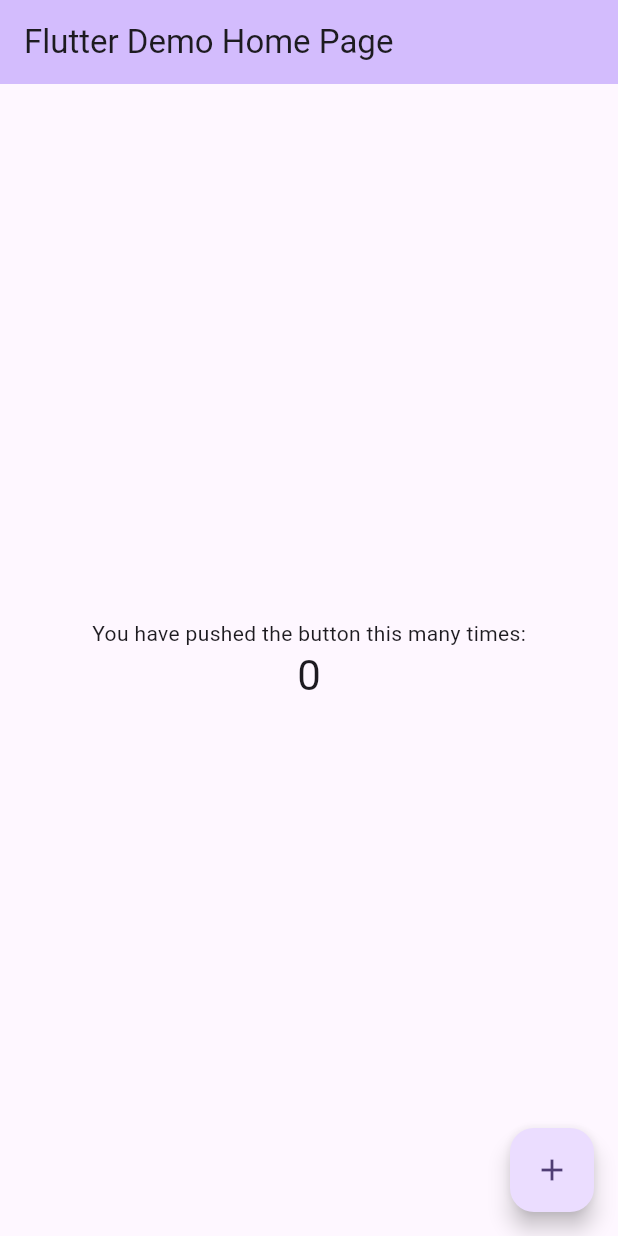
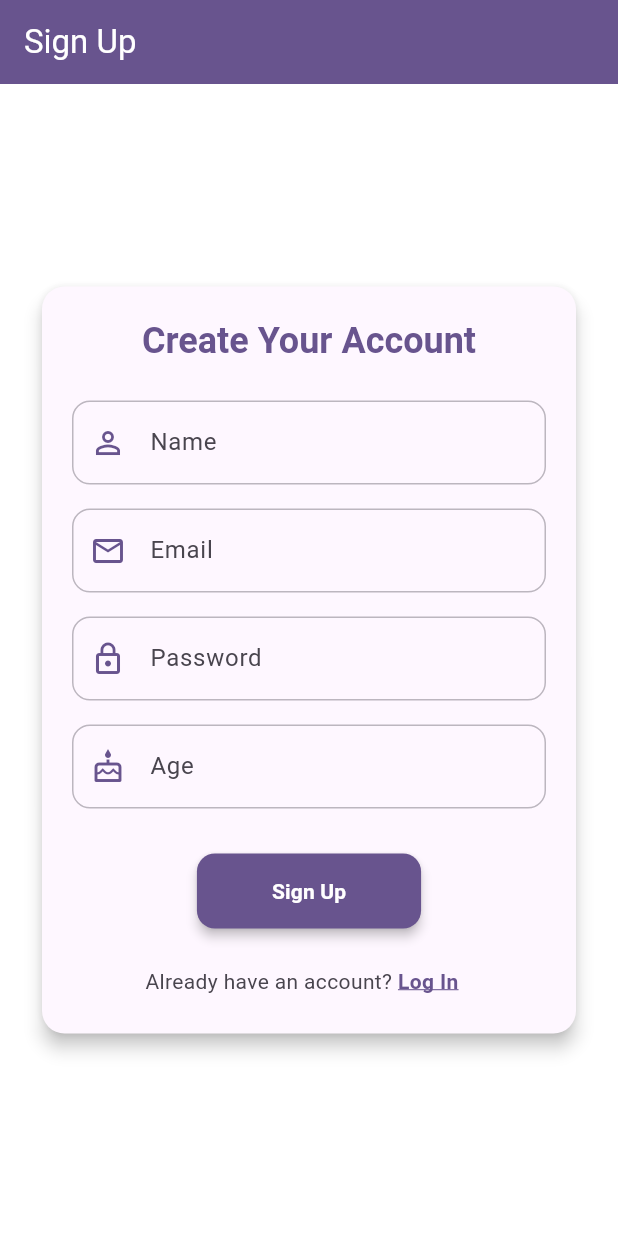
Before and after one commit to ombhut175/demo_flutter, a Flutter app: the screen it shows after launch, on a phone screen of 412 x 824 dp. Run offline on Flutter 3.47's test engine with Material 3 defaults, Android fonts, the phone set to English and light mode, and no system bars; our stand-ins replace cloud_firestore, firebase_auth, firebase_core, flutter_easyloading; accounts and stored records are empty.

Commit message:
feat(auth): add sign-up functionality with Firebase integration
- Implement sign-up page with form validation and Firebase Auth integration
- Add helper functions for navigation and error handling
- Include UI utilities for progress loading and error dialogs
- Update dependencies to include flutter_easyloading for loading indicators
- Configure Firebase and Android build settings for authentication

```diff
--- /dev/null
+++ b/lib/auth/sign_up.dart
@@ -0,0 +1,292 @@
+import 'package:demo_flutter/services/functions/authFunctions.dart';
+import 'package:flutter/material.dart';
+import 'package:flutter/services.dart';
+
+class SignUpPage extends StatefulWidget {
+  const SignUpPage({super.key});
+
+  @override
+  State<SignUpPage> createState() => _SignUpPageState();
+}
+
+class _SignUpPageState extends State<SignUpPage> {
+  final _formKey = GlobalKey<FormState>();
+  final TextEditingController _nameController = TextEditingController();
+  final TextEditingController _emailController = TextEditingController();
+  final TextEditingController _passwordController = TextEditingController();
+  final TextEditingController _ageController = TextEditingController();
+
+  String? _validateName(String? value) {
+    if (value == null || value.isEmpty) {
+      return 'Please enter your name';
+    }
+    if (value.length < 2) {
+      return 'Name must be at least 2 characters long';
+    }
+    return null;
+  }
+
+  String? _validateEmail(String? value) {
+    if (value == null || value.isEmpty) {
+      return 'Please enter your email';
+    }
+    final emailRegex = RegExp(r'^[^@]+@[^@]+\.[^@]+');
+    if (!emailRegex.hasMatch(value)) {
+      return 'Enter a valid email address';
+    }
+    return null;
+  }
+
+  String? _validatePassword(String? value) {
+    if (value == null || value.isEmpty) {
+      return 'Please enter your password';
+    }
+    if (value.length < 6) {
+      return 'Password must be at least 6 characters long';
+    }
+    return null;
+  }
+
+  String? _validateAge(String? value) {
+    if (value == null || value.isEmpty) {
+      return 'Please enter your age';
+    }
+    final age = int.tryParse(value);
+    if (age == null) {
+      return 'Please enter a valid number for age';
+    }
+    if (age <= 18) {
+      return 'Age must be greater than 18';
+    }
+    return null;
+  }
+
+  void _signUp() {
+    if (_formKey.currentState!.validate()) {
+      ScaffoldMessenger.of(context).showSnackBar(
+        const SnackBar(content: Text('Processing Sign Up')),
+      );
+
+      handleSignUp(
+          context: context,
+          email: _emailController.text.trim(),
+          password: _passwordController.text.trim(),
+          name: _nameController.text.trim(),
+          age: int.parse(_ageController.text.trim()));
+    }
+  }
+
+  @override
+  Widget build(BuildContext context) {
+    final theme = Theme.of(context);
+    final colorScheme = theme.colorScheme;
+
+    return Scaffold(
+      backgroundColor: colorScheme.surfaceContainerLowest,
+      // Light background for the page
+      appBar: AppBar(
+        title: const Text('Sign Up'),
+        elevation: 1,
+        // Add a slight elevation for definition
+        backgroundColor: colorScheme.primary,
+        // Use primary color for AppBar background
+        foregroundColor: colorScheme
+            .onPrimary, // Ensure text/icons on AppBar are contrasting
+      ),
+      body: SafeArea(
+        child: Center(
+          child: SingleChildScrollView(
+            padding: const EdgeInsets.all(24.0),
+            child: Card(
+              elevation: 5,
+              shape: RoundedRectangleBorder(
+                borderRadius: BorderRadius.circular(15.0),
+              ),
+              color: colorScheme.surface, // Card background color
+              child: Padding(
+                padding: const EdgeInsets.all(20.0),
+                child: Form(
+                  key: _formKey,
+                  child: Column(
+                    mainAxisSize: MainAxisSize.min,
+                    children: <Widget>[
+                      Text(
+                        'Create Your Account', // Slightly more engaging title
+                        style: theme.textTheme.headlineSmall?.copyWith(
+                          fontWeight: FontWeight.bold,
+                          color: colorScheme.primary,
+                        ),
+                      ),
+                      const SizedBox(height: 24),
+                      TextFormField(
+                        controller: _nameController,
+                        decoration: InputDecoration(
+                          labelText: 'Name',
+                          hintText: 'Enter your full name',
+                          prefixIcon: Icon(Icons.person_outline,
+                              color: colorScheme.primary),
+                          border: OutlineInputBorder(
+                            borderRadius: BorderRadius.circular(12.0),
+                          ),
+                          focusedBorder: OutlineInputBorder(
+                            borderRadius: BorderRadius.circular(12.0),
+                            borderSide: BorderSide(
+                                color: colorScheme.primary, width: 2.0),
+                          ),
+                          enabledBorder: OutlineInputBorder(
+                            borderRadius: BorderRadius.circular(12.0),
+                            borderSide: BorderSide(
+                                color: colorScheme.outline.withOpacity(0.5)),
+                          ),
+                        ),
+                        validator: _validateName,
+                      ),
+                      const SizedBox(height: 16),
+                      TextFormField(
+                        controller: _emailController,
+                        decoration: InputDecoration(
+                          labelText: 'Email',
+                          hintText: 'Enter your email address',
+                          prefixIcon: Icon(Icons.email_outlined,
+                              color: colorScheme.primary),
+                          border: OutlineInputBorder(
+                            borderRadius: BorderRadius.circular(12.0),
+                          ),
+                          focusedBorder: OutlineInputBorder(
+                            borderRadius: BorderRadius.circular(12.0),
+                            borderSide: BorderSide(
+                                color: colorScheme.primary, width: 2.0),
+                          ),
+                          enabledBorder: OutlineInputBorder(
+                            borderRadius: BorderRadius.circular(12.0),
+                            borderSide: BorderSide(
+                                color: colorScheme.outline.withOpacity(0.5)),
+                          ),
+                        ),
+                        keyboardType: TextInputType.emailAddress,
+                        validator: _validateEmail,
+                      ),
+                      const SizedBox(height: 16),
+                      TextFormField(
+                        controller: _passwordController,
+                        decoration: InputDecoration(
+                          labelText: 'Password',
+                          hintText: 'Enter your password',
+                          prefixIcon: Icon(Icons.lock_outline,
+                              color: colorScheme.primary),
+                          border: OutlineInputBorder(
+                            borderRadius: BorderRadius.circular(12.0),
+                          ),
+                          focusedBorder: OutlineInputBorder(
+                            borderRadius: BorderRadius.circular(12.0),
+                            borderSide: BorderSide(
+                                color: colorScheme.primary, width: 2.0),
+                          ),
+                          enabledBorder: OutlineInputBorder(
+                            borderRadius: BorderRadius.circular(12.0),
+                            borderSide: BorderSide(
+                                color: colorScheme.outline.withOpacity(0.5)),
+                          ),
+                        ),
+                        obscureText: true,
+                        validator: _validatePassword,
+                      ),
+                      const SizedBox(height: 16),
+                      TextFormField(
+                        controller: _ageController,
+                        decoration: InputDecoration(
+                          labelText: 'Age',
+                          hintText: 'Enter your age',
+                          prefixIcon: Icon(Icons.cake_outlined,
+                              color: colorScheme.primary),
+                          border: OutlineInputBorder(
+                            borderRadius: BorderRadius.circular(12.0),
+                          ),
+                          focusedBorder: OutlineInputBorder(
+                            borderRadius: BorderRadius.circular(12.0),
+                            borderSide: BorderSide(
+                                color: colorScheme.primary, width: 2.0),
+                          ),
+                          enabledBorder: OutlineInputBorder(
+                            borderRadius: BorderRadius.circular(12.0),
+                            borderSide: BorderSide(
+                                color: colorScheme.outline.withOpacity(0.5)),
+                          ),
+                        ),
+                        keyboardType: TextInputType.number,
+                        inputFormatters: <TextInputFormatter>[
+                          FilteringTextInputFormatter.digitsOnly
+                        ],
+                        validator: _validateAge,
+                      ),
+                      const SizedBox(height: 30),
+                      ElevatedButton(
+                        onPressed: _signUp,
+                        style: ElevatedButton.styleFrom(
+                          backgroundColor: colorScheme.primary, // Button background color
+                          foregroundColor: colorScheme.onPrimary, // Button text color
+                          padding: const EdgeInsets.symmetric(horizontal: 50, vertical: 15),
+                          textStyle: theme.textTheme.labelLarge?.copyWith(
+                            fontWeight: FontWeight.bold,
+                          ),
+                          shape: RoundedRectangleBorder(
+                            borderRadius: BorderRadius.circular(12.0),
+                          ),
+                          elevation: 3, // Add some elevation to the button
+                        ),
+                        child: const Text('Sign Up'),
+                      ),
+                      const SizedBox(height: 20), // Add some space before the new text
+                      Row(
+                        mainAxisAlignment: MainAxisAlignment.center,
+                        children: [
+                          Text(
+                            "Already have an account? ",
+                            style: theme.textTheme.bodyMedium?.copyWith(
+                              color: colorScheme.onSurfaceVariant,
+                            ),
+                          ),
+                          TextButton(
+                            onPressed: () {
+                              // TODO: Navigate to Login Page
+                              print('Navigate to Login Page');
+                              // Example: Navigator.push(context, MaterialPageRoute(builder: (context) => LoginPage()));
+                            },
+                            style: TextButton.styleFrom(
+                              padding: EdgeInsets.zero,
+                              minimumSize: const Size(50, 30), // Adjust size as needed
+                              tapTargetSize: MaterialTapTargetSize.shrinkWrap,
+                              alignment: Alignment.centerLeft,
+                            ),
+                            child: Text(
+                              'Log In',
+                              style: theme.textTheme.bodyMedium?.copyWith(
+                                fontWeight: FontWeight.bold,
+                                color: colorScheme.primary,
+                                decoration: TextDecoration.underline,
+                                decorationColor: colorScheme.primary,
+                              ),
+                            ),
+                          ),
+                        ],
+                      ),
+                    ],
+                  ),
+                ),
+              ),
+            ),
+          ),
+        ),
+      ),
+    );
+  }
+
+  @override
+  void dispose() {
+    _nameController.dispose();
+    _emailController.dispose();
+    _passwordController.dispose();
+    _ageController.dispose();
+    super.dispose();
+  }
+}
--- a/lib/main.dart
+++ b/lib/main.dart
@@ -1,6 +1,10 @@
+import 'package:demo_flutter/auth/sign_up.dart';
 import 'package:demo_flutter/firebase_options.dart';
+import 'package:demo_flutter/utils/ui.dart';
+import 'package:firebase_auth/firebase_auth.dart';
 import 'package:firebase_core/firebase_core.dart';
 import 'package:flutter/material.dart';
+import 'package:flutter_easyloading/flutter_easyloading.dart';
 
 Future<void> main() async {
   WidgetsFlutterBinding.ensureInitialized();
@@ -9,7 +13,32 @@ Future<void> main() async {
     options: DefaultFirebaseOptions.currentPlatform,
   );
 
+  // await FirebaseAuth.instance.setPersistence(Persistence.LOCAL); // Remove this line
+
   runApp(const MyApp());
+  configLoading();
+}
+
+void configLoading() {
+  EasyLoading.instance
+    ..indicatorType = EasyLoadingIndicatorType.ring
+    ..loadingStyle = EasyLoadingStyle.custom
+    ..backgroundColor = Colors.black.withAlpha(153) // 0.6 * 255 ≈ 153
+    ..indicatorColor = Colors.white
+    ..textColor = Colors.white
+    ..maskColor = Colors.black.withAlpha(128) // 0.5 * 255 ≈ 128
+    ..userInteractions = false
+    ..dismissOnTap = false
+    ..indicatorSize = 70.0
+    ..radius = 15.0
+    ..textStyle = const TextStyle(
+      fontSize: 16,
+      fontWeight: FontWeight.bold,
+      fontFamily: 'Arial',
+      letterSpacing: 1.2,
+      color: Colors.white,
+    )
+    ..animationStyle = EasyLoadingAnimationStyle.scale;
 }
 
 class MyApp extends StatelessWidget {
@@ -19,115 +48,27 @@ class MyApp extends StatelessWidget {
   @override
   Widget build(BuildContext context) {
     return MaterialApp(
-      title: 'Flutter Demo',
+      title: 'Flutter Demo',      debugShowCheckedModeBanner: false,
+      builder: EasyLoading.init(),
       theme: ThemeData(
-        // This is the theme of your application.
-        //
-        // TRY THIS: Try running your application with "flutter run". You'll see
-        // the application has a purple toolbar. Then, without quitting the app,
-        // try changing the seedColor in the colorScheme below to Colors.green
-        // and then invoke "hot reload" (save your changes or press the "hot
-        // reload" button in a Flutter-supported IDE, or press "r" if you used
-        // the command line to start the app).
-        //
-        // Notice that the counter didn't reset back to zero; the application
-        // state is not lost during the reload. To reset the state, use hot
-        // restart instead.
-        //
-        // This works for code too, not just values: Most code changes can be
-        // tested with just a hot reload.
         colorScheme: ColorScheme.fromSeed(seedColor: Colors.deepPurple),
         useMaterial3: true,
       ),
-      home: const MyHomePage(title: 'Flutter Demo Home Page'),
+      home: StreamBuilder(
+        stream: FirebaseAuth.instance.authStateChanges(),
+        builder: (context, snapshot) {
+          print("::: main stream builder :::");
+          print(snapshot);
+
+          if (snapshot.connectionState == ConnectionState.waiting) {
+            return getCircularProgressIndicator();
+          }
+          if (snapshot.hasData) {
+            return const Placeholder();
+          }
+          return const SignUpPage();
+        },
+      ),
     );
   }
 }
-
-class MyHomePage extends StatefulWidget {
-  const MyHomePage({super.key, required this.title});
-
-  // This widget is the home page of your application. It is stateful, meaning
-  // that it has a State object (defined below) that contains fields that affect
-  // how it looks.
-
-  // This class is the configuration for the state. It holds the values (in this
-  // case the title) provided by the parent (in this case the App widget) and
-  // used by the build method of the State. Fields in a Widget subclass are
-  // always marked "final".
-
-  final String title;
-
-  @override
-  State<MyHomePage> createState() => _MyHomePageState();
-}
-
-class _MyHomePageState extends State<MyHomePage> {
-  int _counter = 0;
-
-  void _incrementCounter() {
-    setState(() {
-      // This call to setState tells the Flutter framework that something has
-      // changed in this State, which causes it to rerun the build method below
-      // so that the display can reflect the updated values. If we changed
-      // _counter without calling setState(), then the build method would not be
-      // called again, and so nothing would appear to happen.
-      _counter++;
-    });
-  }
-
-  @override
-  Widget build(BuildContext context) {
-    // This method is rerun every time setState is called, for instance as done
-    // by the _incrementCounter method above.
-    //
-    // The Flutter framework has been optimized to make rerunning build methods
-    // fast, so that you can just rebuild anything that needs updating rather
-    // than having to individually change instances of widgets.
-    return Scaffold(
-      appBar: AppBar(
-        // TRY THIS: Try changing the color here to a specific color (to
-        // Colors.amber, perhaps?) and trigger a hot reload to see the AppBar
-        // change color while the other colors stay the same.
-        backgroundColor: Theme.of(context).colorScheme.inversePrimary,
-        // Here we take the value from the MyHomePage object that was created by
-        // the App.build method, and use it to set our appbar title.
-        title: Text(widget.title),
-      ),
-      body: Center(
-        // Center is a layout widget. It takes a single child and positions it
-        // in the middle of the parent.
-        child: Column(
-          // Column is also a layout widget. It takes a list of children and
-          // arranges them vertically. By default, it sizes itself to fit its
-          // children horizontally, and tries to be as tall as its parent.
-          //
-          // Column has various properties to control how it sizes itself and
-          // how it positions its children. Here we use mainAxisAlignment to
-          // center the children vertically; the main axis here is the vertical
-          // axis because Columns are vertical (the cross axis would be
-          // horizontal).
-          //
-          // TRY THIS: Invoke "debug painting" (choose the "Toggle Debug Paint"
-          // action in the IDE, or press "p" in the console), to see the
-          // wireframe for each widget.
-          mainAxisAlignment: MainAxisAlignment.center,
-          children: <Widget>[
-            const Text(
-              'You have pushed the button this many times:',
-            ),
-            Text(
-              '$_counter',
-              style: Theme.of(context).textTheme.headlineMedium,
-            ),
-          ],
-        ),
-      ),
-      floatingActionButton: FloatingActionButton(
-        onPressed: _incrementCounter,
-        tooltip: 'Increment',
-        child: const Icon(Icons.add),
-      ), // This trailing comma makes auto-formatting nicer for build methods.
-    );
-  }
-}
--- a/lib/services/functions/authFunctions.dart
+++ b/lib/services/functions/authFunctions.dart
@@ -0,0 +1,45 @@
+import 'package:cloud_firestore/cloud_firestore.dart';
+import 'package:demo_flutter/utils/string_const.dart';
+import 'package:demo_flutter/utils/ui.dart';
+import 'package:firebase_auth/firebase_auth.dart';
+import 'package:flutter/cupertino.dart';
+
+Future<void> handleSignUp({
+  required BuildContext context,
+  required String email,
+  required String password,
+  required String name,
+  required int age,
+}) async {
+
+  print("::: handle sign up");
+
+  showProgressDialogEasyLoading();
+  try {
+    final userCredential =
+    await FirebaseAuth.instance.createUserWithEmailAndPassword(
+      email: email,
+      password: password,
+    );
+
+    final user = userCredential.user;
+
+    if(user == null) throw Exception("User creation failed");
+
+    await FirebaseFirestore.instance
+        .collection(FireStoreConstants.COLLECTION_USERS)
+        .doc(user.uid)
+        .set({
+      FireStoreConstants.EMAIL: email,
+      FireStoreConstants.NAME: name,
+      FireStoreConstants.AGE: age,
+    });
+
+    getGreenSnackBar(context: context,message: "User Signed Up Successfully");
+
+  } catch (error) {
+    handleErrors(context, error);
+  }finally{
+    dismissProgressEasyLoading();
+  }
+}
--- /dev/null
+++ b/lib/utils/string_const.dart
@@ -0,0 +1,7 @@
+class FireStoreConstants{
+  static const ID = "id";
+  static const COLLECTION_USERS = "users";
+  static const NAME = "name";
+  static const EMAIL = "email";
+  static const AGE = "age";
+}
--- a/pubspec.yaml
+++ b/pubspec.yaml
@@ -37,6 +37,7 @@ dependencies:
   firebase_core: ^3.13.0
   firebase_auth: ^5.5.3
   cloud_firestore: ^5.6.7
+  flutter_easyloading: ^3.0.5
 
 dev_dependencies:
   flutter_test:
```
Also changed, not shown: lib/utils/helpers.dart (added, +51 -0 lines), lib/utils/ui.dart (added, +152 -0 lines), lib/auth/login.dart (added), pubspec.lock, 2 other files.
